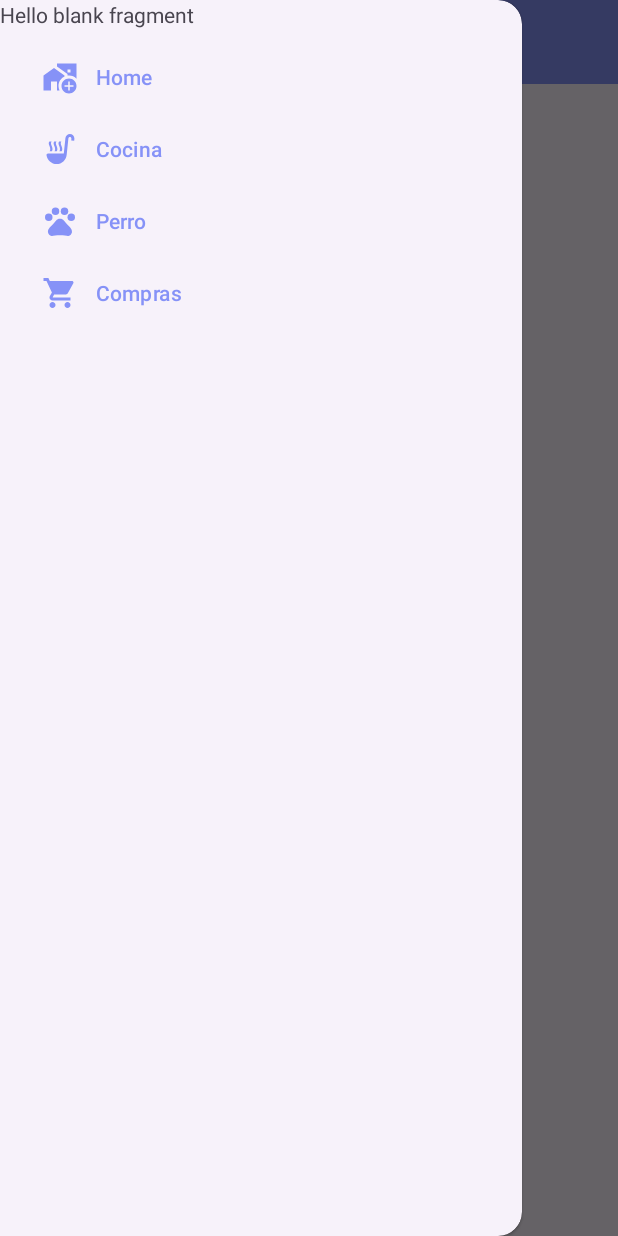
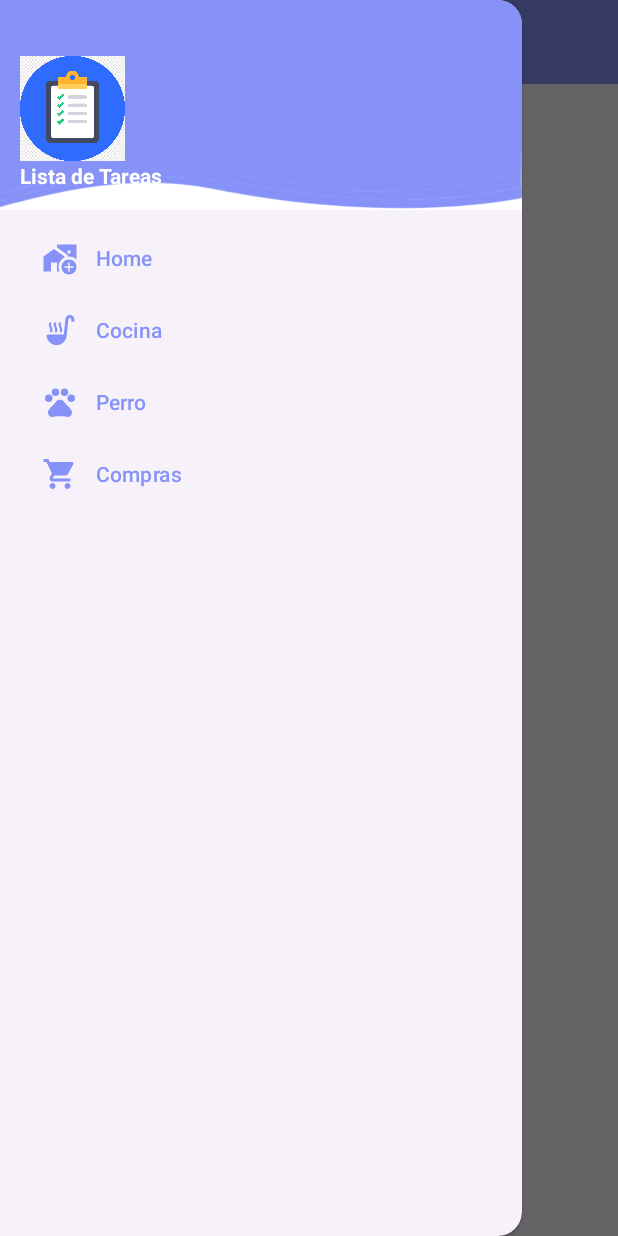
Before and after one commit to DaniAnzola/ListadeTareas, an Android app: the screen it shows after launch (MainActivity), with the side drawer open, on a phone screen of 412 x 824 dp. Run offline under Robolectric (Android 15) with nearby library versions, the phone set to English and light mode, and no system bars.

Commit message:
Primer menu faltan definir

```diff
--- /dev/null
+++ b/app/src/main/java/com/example/listadetareas/Lista.java
@@ -0,0 +1,6 @@
+package com.example.listadetareas;
+
+public class Lista {
+
+
+}
--- a/app/src/main/java/com/example/listadetareas/MainActivity.java
+++ b/app/src/main/java/com/example/listadetareas/MainActivity.java
@@ -6,9 +6,11 @@ import android.os.Bundle;
 
 public class MainActivity extends AppCompatActivity {
 
+
     @Override
     protected void onCreate(Bundle savedInstanceState) {
         super.onCreate(savedInstanceState);
         setContentView(R.layout.activity_main);
+
     }
 }
--- a/app/src/main/res/layout/activity_main.xml
+++ b/app/src/main/res/layout/activity_main.xml
@@ -31,7 +31,7 @@
         android:layout_height="match_parent"
         android:id="@+id/nav_view"
         android:layout_gravity="start"
-        app:headerLayout="@layout/fragment_cocina"
+        app:headerLayout="@layout/dra_nav_tareas"
         app:menu="@menu/dra_nav_tareas"
         app:itemIconTint="@color/lavender"
         app:itemTextColor="@color/lavender"/>
```
